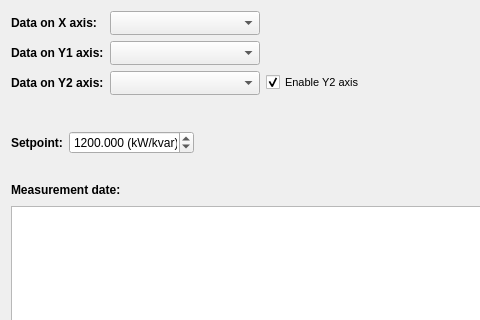
This is dp_app/include/UIs/XYGraphTab.ui in stejskald/FVE-testing-and-data-processing as Qt 5 draws it before an edit; both pictures show x 0 to 480 and y 0 to 320 of the 1200 by 800 pixel window. The edited form follows.
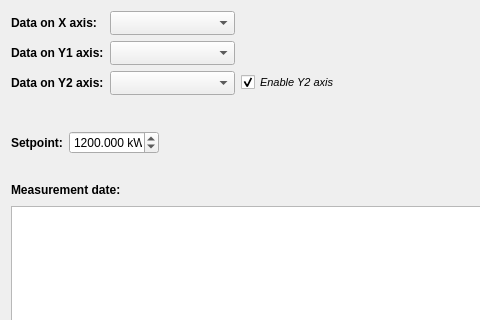
This is the edited form. Custom widgets are drawn as their Qt base class.

Commit message: - Created app-main.spec file for creating distribution folder - Prepared for installer creating with InstallForge (InstalForgeSettings.ifp) - Removed unused icons - Updated README.md - Slightly updated XYGraphTab.ui - Removed *.spec from .gitignore

```diff
--- a/dp_app/include/UIs/XYGraphTab.ui
+++ b/dp_app/include/UIs/XYGraphTab.ui
@@ -26,7 +26,7 @@
        </property>
        <property name="minimumSize">
         <size>
-         <width>150</width>
+         <width>125</width>
          <height>24</height>
         </size>
        </property>
@@ -137,6 +137,7 @@
        <property name="font">
         <font>
          <pointsize>8</pointsize>
+         <italic>true</italic>
         </font>
        </property>
        <property name="text">
@@ -319,7 +320,7 @@
        </property>
        <property name="minimumSize">
         <size>
-         <width>150</width>
+         <width>125</width>
          <height>24</height>
         </size>
        </property>
@@ -373,7 +374,7 @@
        </property>
        <property name="minimumSize">
         <size>
-         <width>150</width>
+         <width>125</width>
          <height>24</height>
         </size>
        </property>
@@ -441,12 +442,12 @@
        </property>
        <property name="maximumSize">
         <size>
-         <width>125</width>
+         <width>90</width>
          <height>16777215</height>
         </size>
        </property>
        <property name="suffix">
-        <string> (kW/kvar)</string>
+        <string> kW</string>
        </property>
        <property name="decimals">
         <number>3</number>
```
Left out of the diff: 145 changed lines with no effect on the pictures. The commit also changes 12 other files.
